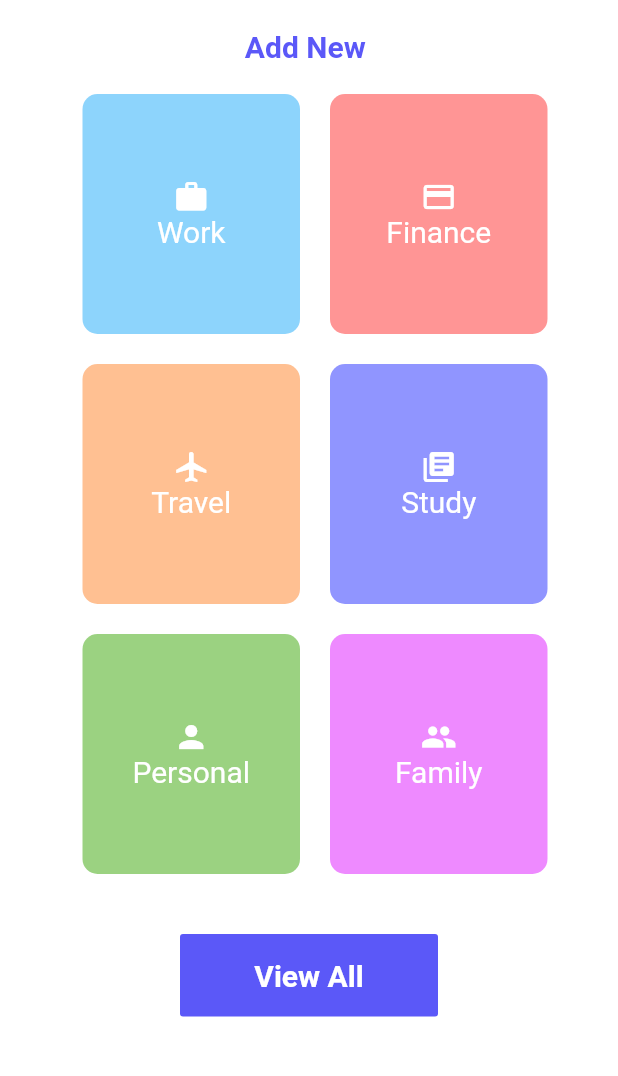
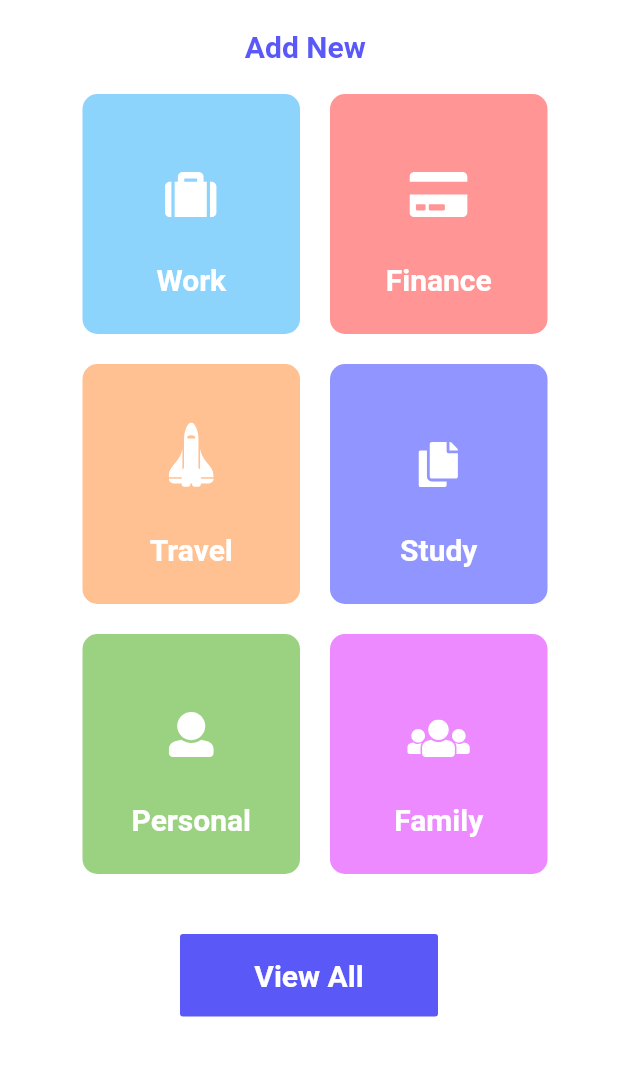
Before and after one commit to Caculuz-cinks/minotes-app, a Flutter app: the screen it shows after launch, on a phone screen of 412 x 824 dp, the part 128-1204 px from its top. Run offline on Flutter 3.47's test engine with Material 2 defaults, Android fonts, the phone set to English and light mode, and no system bars; our stand-ins replace connectivity, flutter_svg, fluttertoast, hive, hive_flutter, loading_overlay; accounts and stored records are empty; generated files the repository leaves out were written again.

Commit message:
Refactoring UI

```diff
--- a/lib/screens/home.dart
+++ b/lib/screens/home.dart
@@ -1,4 +1,5 @@
 import 'package:MiNotes/ui/colors/colors.dart';
+import 'package:MiNotes/widgets/todo_type.dart';
 import 'package:flutter/material.dart';
 import 'package:MiNotes/services/note_model.dart';
 import 'package:flutter_svg/flutter_svg.dart';
@@ -32,63 +33,6 @@ class _HomeState extends State<Home> {
   }
 
   //create boxes for mitodo types
-  Widget todoType(type, IconData icon) {
-    Color backgroundColor;
-    if (type == "Work")
-      backgroundColor = AppColors.workColor.withOpacity(0.5);
-    else if (type == "Finance")
-      backgroundColor = AppColors.financeColor.withOpacity(0.5);
-    else if (type == "Travel")
-      backgroundColor = AppColors.travelColor.withOpacity(0.5);
-    else if (type == "Study")
-      backgroundColor = AppColors.studyColor.withOpacity(0.5);
-    else if (type == "Personal")
-      backgroundColor = AppColors.personalColor.withOpacity(0.5);
-    else
-      backgroundColor = AppColors.familyColor.withOpacity(0.5);
-    return Column(
-      children: [
-        GestureDetector(
-          onTap: () {
-            Navigator.pushNamed(context, "/newnote", arguments: {
-              "color": backgroundColor.toString(),
-              "type": type,
-              "isNew": true
-            });
-          },
-          child: Container(
-            width: 145.0,
-            height: 160.0,
-            // padding: EdgeInsets.all(30.0),
-            decoration: BoxDecoration(
-              color: backgroundColor,
-              borderRadius: BorderRadius.circular(10),
-            ),
-            child: Center(
-                child: Wrap(
-              children: [
-                Row(
-                  mainAxisAlignment: MainAxisAlignment.center,
-                  children: [
-                    Icon(icon, color: Colors.white),
-                  ],
-                ),
-                Row(
-                  mainAxisAlignment: MainAxisAlignment.center,
-                  children: [
-                    Text(
-                      type,
-                      style: TextStyle(fontSize: 20.0),
-                    )
-                  ],
-                )
-              ],
-            )),
-          ),
-        )
-      ],
-    );
-  }
 
   List<PopupMenuEntry> choices = [
     PopupMenuItem(
@@ -172,11 +116,11 @@ class _HomeState extends State<Home> {
               Row(
                 mainAxisAlignment: MainAxisAlignment.center,
                 children: [
-                  todoType("Work", Icons.work),
+                  todoType("Work", 'assets/work.svg', context),
                   SizedBox(
                     width: 20.0,
                   ),
-                  todoType("Finance", Icons.credit_card),
+                  todoType("Finance", "assets/finance.svg", context),
                 ],
               ),
               SizedBox(
@@ -185,11 +129,11 @@ class _HomeState extends State<Home> {
               Row(
                 mainAxisAlignment: MainAxisAlignment.center,
                 children: [
-                  todoType("Travel", Icons.airplanemode_active),
+                  todoType("Travel", "assets/travel.svg", context),
                   SizedBox(
                     width: 20.0,
                   ),
-                  todoType("Study", Icons.library_books),
+                  todoType("Study", "assets/study.svg", context),
                 ],
               ),
               SizedBox(
@@ -198,11 +142,11 @@ class _HomeState extends State<Home> {
               Row(
                 mainAxisAlignment: MainAxisAlignment.center,
                 children: [
-                  todoType("Personal", Icons.person),
+                  todoType("Personal", "assets/personal.svg", context),
                   SizedBox(
                     width: 20.0,
                   ),
-                  todoType("Family", Icons.people),
+                  todoType("Family", "assets/family.svg", context),
                 ],
               ),
               SizedBox(
@@ -215,7 +159,9 @@ class _HomeState extends State<Home> {
                     height: 55,
                     minWidth: 172,
                     child: FlatButton(
-                        onPressed: () {},
+                        onPressed: () {
+                          Navigator.pushNamed(context, "/allnotes");
+                        },
                         color: AppColors.primaryColor,
                         child: Text(
                           'View All',
--- a/lib/ui/colors/colors.dart
+++ b/lib/ui/colors/colors.dart
@@ -27,7 +27,7 @@ class AppColors {
   static const Color red = Color(0xFFF1291A);
 
   //Green
-  static const Color green = Color(0xFF3ACC6C);
+  static const Color tileColor = Color(0xFFF6F5FF);
 
   //AlternateColors
   static const Color alternateShade1 = Color(0xFFF2DC5D);
--- /dev/null
+++ b/lib/widgets/todo_type.dart
@@ -0,0 +1,57 @@
+import 'package:MiNotes/ui/colors/colors.dart';
+import 'package:flutter/material.dart';
+import 'package:flutter_svg/flutter_svg.dart';
+
+Widget todoType(type, String image, BuildContext context) {
+  Color backgroundColor;
+  if (type == "Work")
+    backgroundColor = AppColors.workColor.withOpacity(0.5);
+  else if (type == "Finance")
+    backgroundColor = AppColors.financeColor.withOpacity(0.5);
+  else if (type == "Travel")
+    backgroundColor = AppColors.travelColor.withOpacity(0.5);
+  else if (type == "Study")
+    backgroundColor = AppColors.studyColor.withOpacity(0.5);
+  else if (type == "Personal")
+    backgroundColor = AppColors.personalColor.withOpacity(0.5);
+  else
+    backgroundColor = AppColors.familyColor.withOpacity(0.5);
+  return Column(
+    children: [
+      GestureDetector(
+        onTap: () {
+          Navigator.pushNamed(context, "/newnote", arguments: {
+            "color": backgroundColor.toString(),
+            "type": type,
+            "isNew": true
+          });
+        },
+        child: Container(
+          width: 145.0,
+          height: 160.0,
+          // padding: EdgeInsets.all(30.0),
+          decoration: BoxDecoration(
+            color: backgroundColor,
+            borderRadius: BorderRadius.circular(10),
+          ),
+          child: Column(
+            mainAxisAlignment: MainAxisAlignment.end,
+            children: [
+              SvgPicture.asset(image),
+              SizedBox(
+                height: 30,
+              ),
+              Text(
+                type,
+                style: TextStyle(fontSize: 20.0, fontWeight: FontWeight.w600),
+              ),
+              SizedBox(
+                height: 25,
+              )
+            ],
+          ),
+        ),
+      )
+    ],
+  );
+}
```
Also changed, not shown: lib/screens/allnotes.dart (+30 -5 lines), lib/services/note_model.dart (+164 -54 lines), lib/ui/size_config/size_config.dart (added, +25 -0 lines), assets/back.svg (added), assets/family.svg (added), assets/finance.svg (added), assets/personal.svg (added), assets/study.svg (added), assets/travel.svg (added), assets/work.svg (added).
